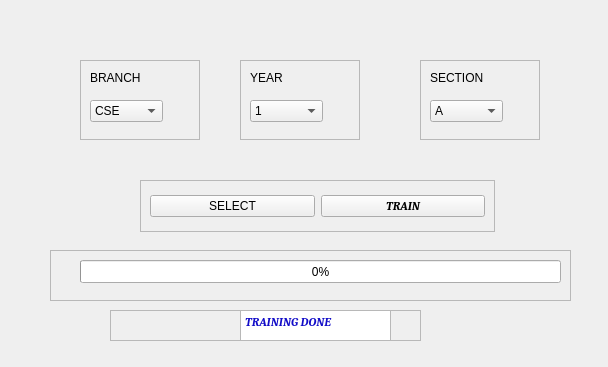
The window that FacesTrain.ui (nitin-vk/face-recognition-based-attendance) describes before a commit, drawn with Qt 5.
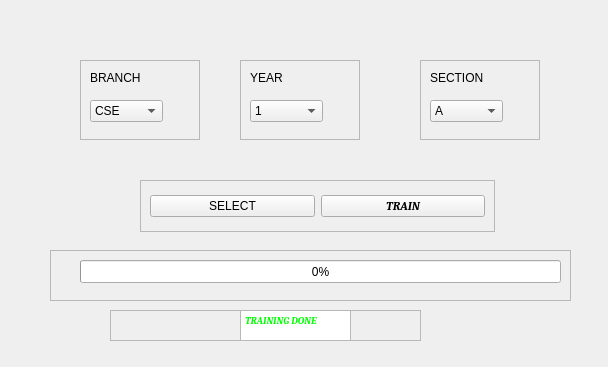
The same window after the commit.

Commit message: "training done" label changed

The edit to the form file:
```diff
--- a/FacesTrain.ui
+++ b/FacesTrain.ui
@@ -111,7 +111,7 @@
      <rect>
       <x>130</x>
       <y>0</y>
-      <width>151</width>
+      <width>111</width>
       <height>31</height>
      </rect>
     </property>
@@ -128,7 +128,7 @@
 &lt;html&gt;&lt;head&gt;&lt;meta name=&quot;qrichtext&quot; content=&quot;1&quot; /&gt;&lt;style type=&quot;text/css&quot;&gt;
 p, li { white-space: pre-wrap; }
 &lt;/style&gt;&lt;/head&gt;&lt;body style=&quot; font-family:'Cambria'; font-size:7.8pt; font-weight:600; font-style:italic;&quot;&gt;
-&lt;p style=&quot; margin-top:0px; margin-bottom:0px; margin-left:0px; margin-right:0px; -qt-block-indent:0; text-indent:0px;&quot;&gt;&lt;span style=&quot; font-family:'MS Shell Dlg 2'; font-size:9pt; color:#130dc8;&quot;&gt;TRAINING DONE&lt;/span&gt;&lt;/p&gt;&lt;/body&gt;&lt;/html&gt;</string>
+&lt;p style=&quot; margin-top:12px; margin-bottom:12px; margin-left:0px; margin-right:0px; -qt-block-indent:0; text-indent:0px;&quot;&gt;&lt;span style=&quot; color:#00ff00;&quot;&gt;TRAINING DONE&lt;/span&gt;&lt;/p&gt;&lt;/body&gt;&lt;/html&gt;</string>
     </property>
    </widget>
   </widget>
```
